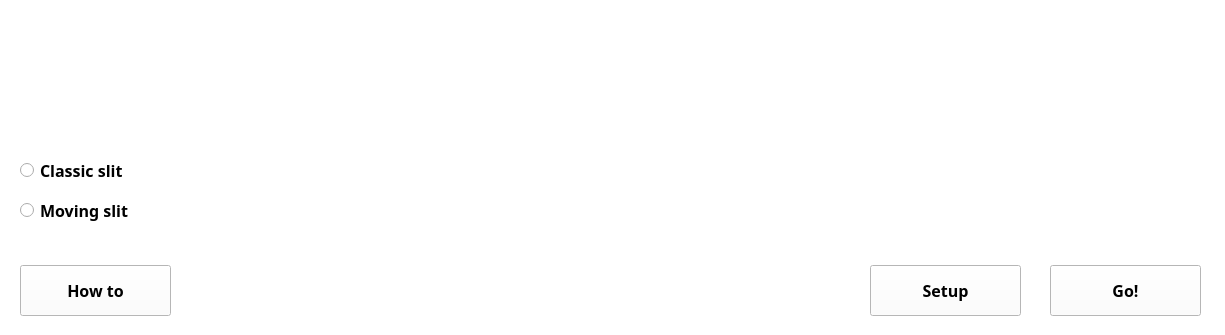
Old version of the form window/main_win_template.ui in the repository neon-softhamster/slitphoto; both pictures show x 0 to 1225 and y 365 to 700 of the 1225 by 700 pixel window.
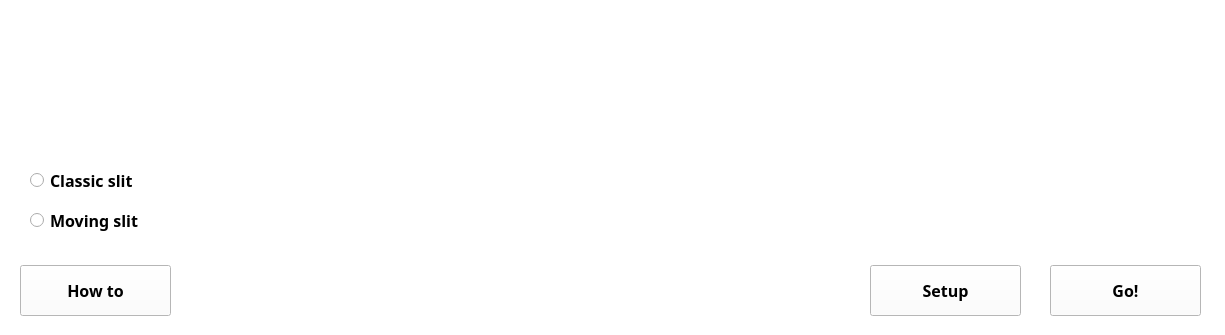
New version of the form.

Commit message: Fixed issue 'Critical Error'. Slider improvements

```diff
--- a/window/main_win_template.ui
+++ b/window/main_win_template.ui
@@ -1390,8 +1390,8 @@
    <widget class="QRadioButton" name="classics_radio_btn">
     <property name="geometry">
      <rect>
-      <x>20</x>
-      <y>520</y>
+      <x>30</x>
+      <y>530</y>
       <width>171</width>
       <height>31</height>
      </rect>
@@ -1459,8 +1459,8 @@
    <widget class="QRadioButton" name="moves_radio_btn_2">
     <property name="geometry">
      <rect>
-      <x>20</x>
-      <y>560</y>
+      <x>30</x>
+      <y>570</y>
       <width>171</width>
       <height>31</height>
      </rect>
@@ -1507,7 +1507,7 @@
       <x>30</x>
       <y>450</y>
       <width>1161</width>
-      <height>41</height>
+      <height>61</height>
      </rect>
     </property>
     <layout class="QHBoxLayout" name="slider_layout"/>
```
The commit also changes 7 other files.
